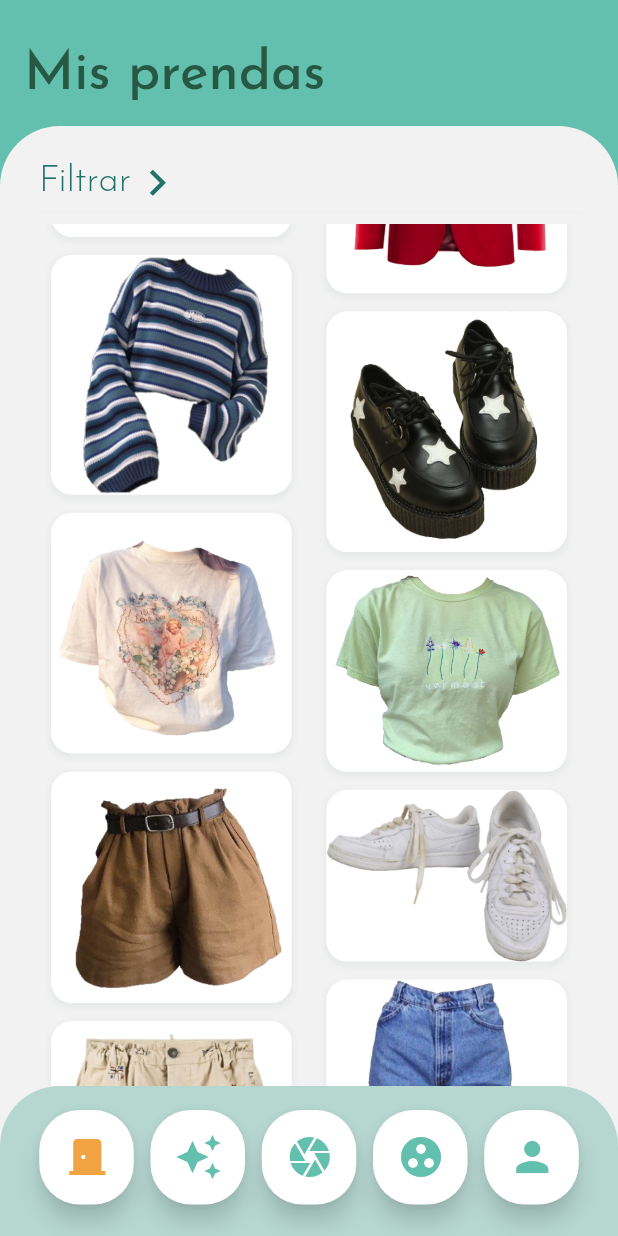
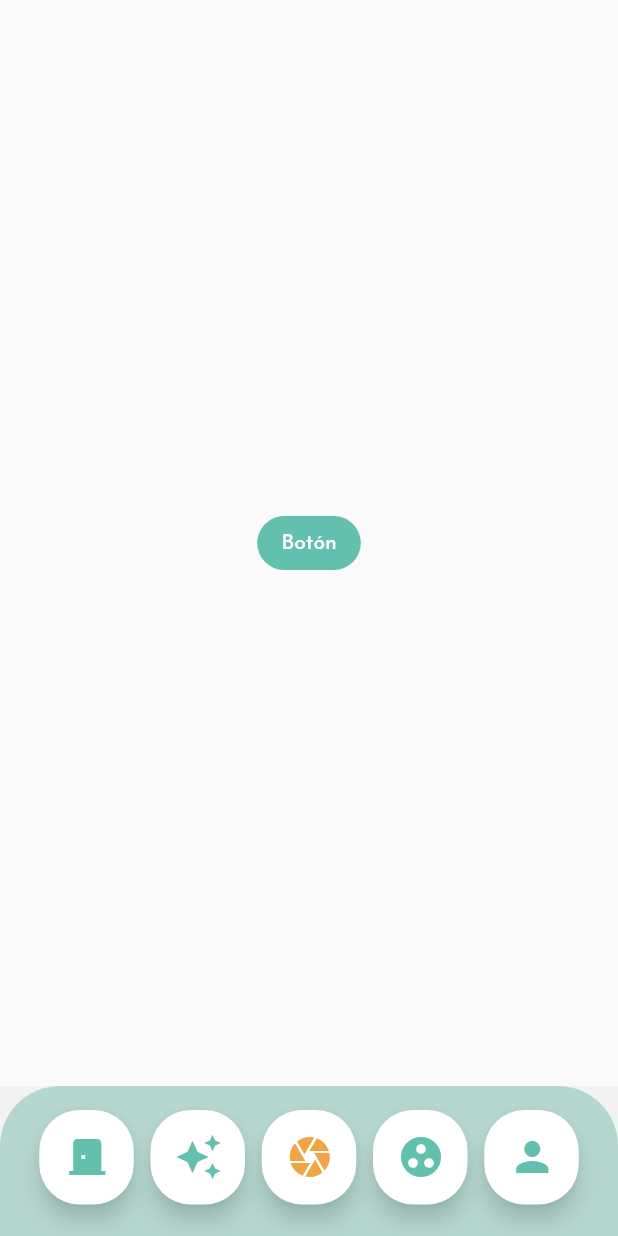
Before and after one commit to HenryCaicedo/Rackity, a Flutter app: the TabsScreen screen opened by its route, scrolled down 576 dp, after a tap on the "camera" icon, on a phone screen of 412 x 824 dp. Run offline on Flutter 3.47's test engine with Material 2 defaults, Android fonts, the phone set to English and light mode, and no system bars; our stand-ins replace firebase_auth, firebase_core, google_sign_in, sqflite; accounts and stored records are empty.

Commit message:
Se agregó botón a pestaña de cámara

```diff
--- a/lib/screens/tabs_screen.dart
+++ b/lib/screens/tabs_screen.dart
@@ -4,18 +4,19 @@ import '../tabs/closet_tab.dart';
 import '../tabs/generate_tab.dart';
 import '../tabs/outfits_tab.dart';
 import '../tabs/profile_tab.dart';
+import '../tabs/camera_tab.dart';
 
 class SquareIconButton extends StatelessWidget {
   final IconData icon;
   final VoidCallback onPressed;
   final bool isSelected; // new
 
-  const SquareIconButton(
-      {Key? key,
-      required this.icon,
-      required this.onPressed,
-      this.isSelected = false})
-      : super(key: key);
+  const SquareIconButton({
+    Key? key,
+    required this.icon,
+    required this.onPressed,
+    this.isSelected = false,
+  }) : super(key: key);
 
   @override
   Widget build(BuildContext context) {
@@ -32,13 +33,12 @@ class SquareIconButton extends StatelessWidget {
           ),
           elevation: 6,
           backgroundColor: Colors.white,
-          shadowColor: Colors.black
-              .withOpacity(0.7), // Set the opacity of the shadow color
+          shadowColor: Colors.black.withOpacity(0.7),
         ),
         child: Icon(
           icon,
           size: 32,
-          color: isSelected ? Color(0xFFF2A444) : Color(0xFF63BFAE), // modified
+          color: isSelected ? Color(0xFFF2A444) : Color(0xFF63BFAE),
         ),
       ),
     );
@@ -58,6 +58,7 @@ class _TabsScreenState extends State<TabsScreen> {
   final List<Widget> _tabs = [
     ClosetTab(),
     GenerateTab(),
+    CameraTab(), // new
     OutfitsTab(),
     ProfileTab(),
   ];
@@ -118,16 +119,12 @@ class _TabsScreenState extends State<TabsScreen> {
                           isSelected: _selectedIndex == 1,
                         ),
                         SquareIconButton(
-                          onPressed: () {},
-                          icon: Icons.camera,
-                        ),
-                        SquareIconButton(
                           onPressed: () {
                             setState(() {
                               _selectedIndex = 2;
                             });
                           },
-                          icon: Icons.group_work,
+                          icon: Icons.camera,
                           isSelected: _selectedIndex == 2,
                         ),
                         SquareIconButton(
@@ -136,8 +133,17 @@ class _TabsScreenState extends State<TabsScreen> {
                               _selectedIndex = 3;
                             });
                           },
+                          icon: Icons.group_work,
+                          isSelected: _selectedIndex == 3,
+                        ),
+                        SquareIconButton(
+                          onPressed: () {
+                            setState(() {
+                              _selectedIndex = 4;
+                            });
+                          },
                           icon: Icons.person,
-                          isSelected: _selectedIndex == 3, // modified
+                          isSelected: _selectedIndex == 4,
                         ),
                       ],
                     ),
--- /dev/null
+++ b/lib/tabs/camera_tab.dart
@@ -0,0 +1,17 @@
+import 'package:flutter/material.dart';
+
+class CameraTab extends StatelessWidget {
+  @override
+  Widget build(BuildContext context) {
+    return Scaffold(
+      body: Center(
+        child: ElevatedButton(
+          onPressed: () {
+            // Code to be executed when the button is pressed
+          },
+          child: Text('Botón'),
+        ),
+      ),
+    );
+  }
+}
```
Also changed, not shown: pubspec.lock.
